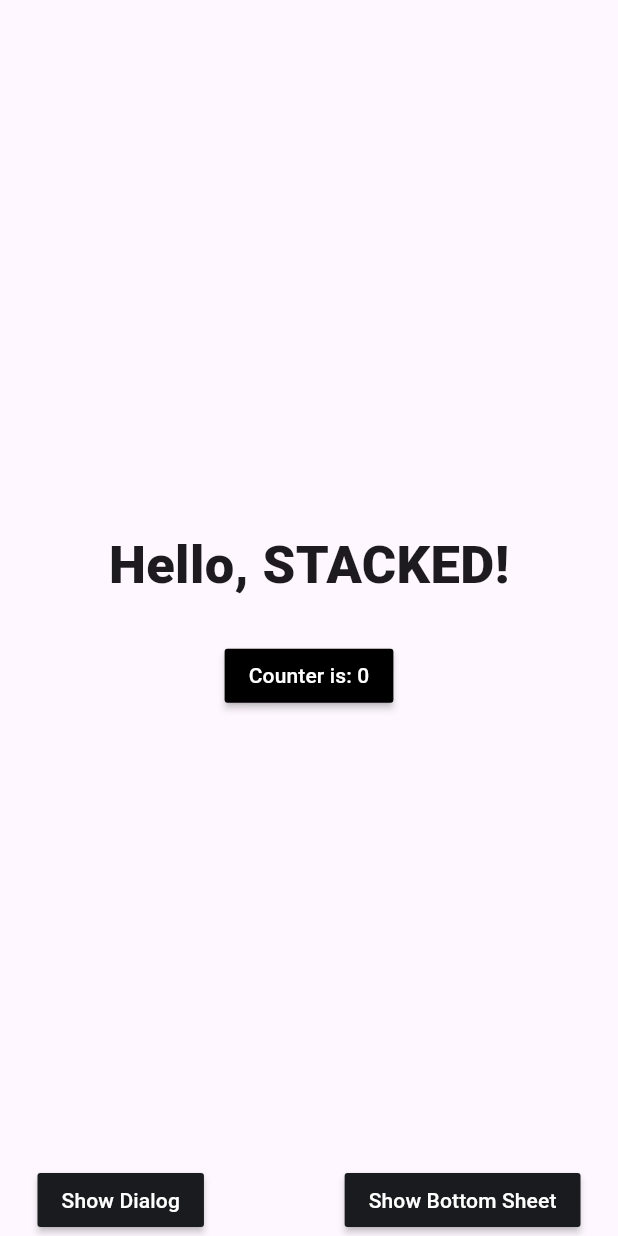
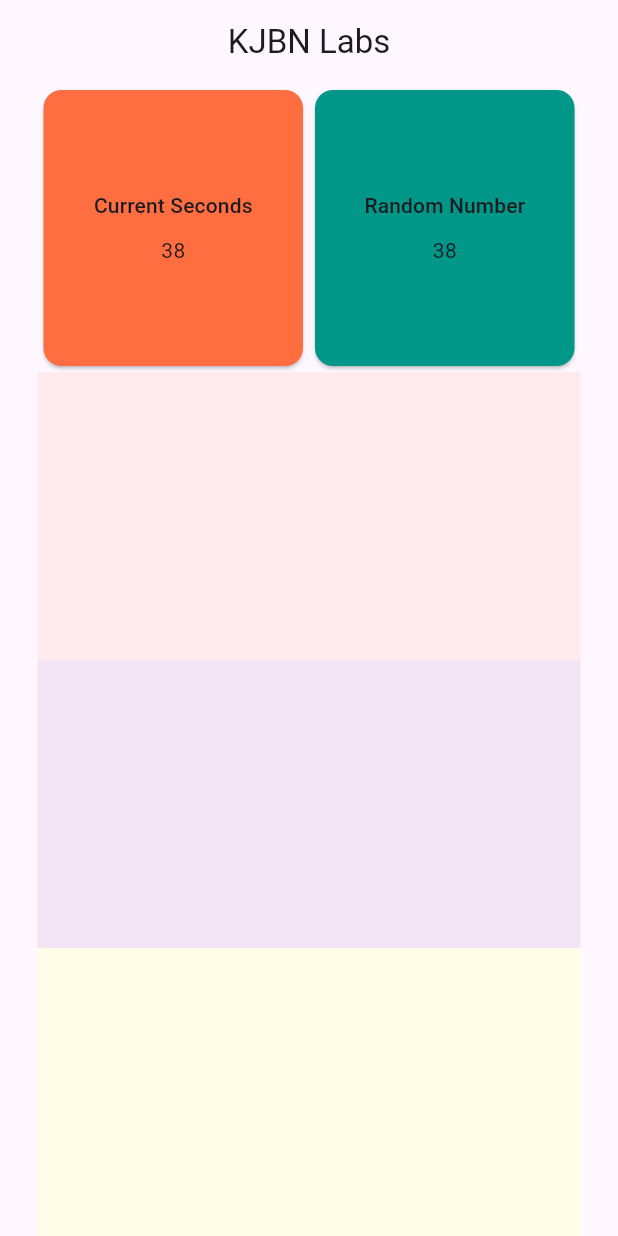
Before and after one commit to consciousmayank/kjbn_labs_codeing_problem_solution, a Flutter app: the screen it shows after launch, on a phone screen of 412 x 824 dp. Run offline on Flutter 3.47's test engine with Material 3 defaults, Android fonts, the phone set to English and light mode, and no system bars; our stand-ins replace stacked, stacked_services, stacked_shared.

Commit message:
Changes in this commit. 1. Code cleanup. 2. Added libraries, to be used in application.

```diff
--- a/lib/app/app.bottomsheets.dart
+++ /dev/null
@@ -1,25 +0,0 @@
-// GENERATED CODE - DO NOT MODIFY BY HAND
-
-// **************************************************************************
-// StackedBottomsheetGenerator
-// **************************************************************************
-
-import 'package:stacked_services/stacked_services.dart';
-
-import 'app.locator.dart';
-import '../ui/bottom_sheets/notice/notice_sheet.dart';
-
-enum BottomSheetType {
-  notice,
-}
-
-void setupBottomSheetUi() {
-  final bottomsheetService = locator<BottomSheetService>();
-
-  final Map<BottomSheetType, SheetBuilder> builders = {
-    BottomSheetType.notice: (context, request, completer) =>
-        NoticeSheet(request: request, completer: completer),
-  };
-
-  bottomsheetService.setCustomSheetBuilders(builders);
-}
--- a/lib/app/app.dialogs.dart
+++ /dev/null
@@ -1,25 +0,0 @@
-// GENERATED CODE - DO NOT MODIFY BY HAND
-
-// **************************************************************************
-// StackedDialogGenerator
-// **************************************************************************
-
-import 'package:stacked_services/stacked_services.dart';
-
-import 'app.locator.dart';
-import '../ui/dialogs/info_alert/info_alert_dialog.dart';
-
-enum DialogType {
-  infoAlert,
-}
-
-void setupDialogUi() {
-  final dialogService = locator<DialogService>();
-
-  final Map<DialogType, DialogBuilder> builders = {
-    DialogType.infoAlert: (context, request, completer) =>
-        InfoAlertDialog(request: request, completer: completer),
-  };
-
-  dialogService.registerCustomDialogBuilders(builders);
-}
--- a/lib/main.dart
+++ b/lib/main.dart
@@ -1,6 +1,4 @@
 import 'package:flutter/material.dart';
-import 'package:kjbn_labs/app/app.bottomsheets.dart';
-import 'package:kjbn_labs/app/app.dialogs.dart';
 import 'package:kjbn_labs/app/app.locator.dart';
 import 'package:kjbn_labs/app/app.router.dart';
 import 'package:stacked_services/stacked_services.dart';
@@ -8,8 +6,6 @@ import 'package:stacked_services/stacked_services.dart';
 Future<void> main() async {
   WidgetsFlutterBinding.ensureInitialized();
   await setupLocator();
-  setupDialogUi();
-  setupBottomSheetUi();
   runApp(const MainApp());
 }
 
--- a/lib/ui/bottom_sheets/notice/notice_sheet_model.dart
+++ /dev/null
@@ -1,3 +0,0 @@
-import 'package:stacked/stacked.dart';
-
-class NoticeSheetModel extends BaseViewModel {}
--- a/lib/ui/dialogs/info_alert/info_alert_dialog_model.dart
+++ /dev/null
@@ -1,3 +0,0 @@
-import 'package:stacked/stacked.dart';
-
-class InfoAlertDialogModel extends BaseViewModel {}
--- a/lib/ui/views/home/home_view.dart
+++ b/lib/ui/views/home/home_view.dart
@@ -1,7 +1,6 @@
 import 'package:flutter/material.dart';
+import 'package:kjbn_labs/ui/common/ui_helpers.dart';
 import 'package:stacked/stacked.dart';
-import 'package:kjbn_labs/ui/common/app_colors.dart';
-import 'package:kjbn_labs/ui/common/ui_helpers.dart';
 
 import 'home_viewmodel.dart';
 
@@ -14,63 +13,75 @@ class HomeView extends StackedView<HomeViewModel> {
     HomeViewModel viewModel,
     Widget? child,
   ) {
+    final widgetHeight = (screenHeight(context) -
+            kToolbarHeight -
+            MediaQuery.of(context).viewPadding.top) /
+        4;
+
     return Scaffold(
+      appBar: AppBar(
+        title: const Text('KJBN Labs'),
+        centerTitle: true,
+      ),
       body: SafeArea(
         child: Padding(
-          padding: const EdgeInsets.symmetric(horizontal: 25.0),
-          child: Center(
-            child: Column(
-              mainAxisSize: MainAxisSize.max,
-              mainAxisAlignment: MainAxisAlignment.spaceBetween,
-              children: [
-                verticalSpaceLarge,
-                Column(
+          padding: EdgeInsets.symmetric(horizontal: 25.0),
+          child: Column(
+            children: [
+              SizedBox(
+                height: widgetHeight,
+                child: Row(
                   children: [
-                    const Text(
-                      'Hello, STACKED!',
-                      style: TextStyle(
-                        fontSize: 35,
-                        fontWeight: FontWeight.w900,
+                    Expanded(
+                      child: Card(
+                        color: Colors.deepOrangeAccent,
+                        child: Column(
+                          mainAxisAlignment: MainAxisAlignment.center,
+                          children: [
+                            Text('Current Seconds', style: Theme.of(context).textTheme.labelLarge,),
+                            verticalSpaceSmall,
+                            Text('38')
+                          ],
+                        ),
                       ),
+                      flex: 1,
                     ),
-                    verticalSpaceMedium,
-                    MaterialButton(
-                      color: Colors.black,
-                      onPressed: viewModel.incrementCounter,
-                      child: Text(
-                        viewModel.counterLabel,
-                        style: const TextStyle(color: Colors.white),
+                    Expanded(
+                      child: Card(
+                        color: Colors.teal,
+                        child: Column(
+                          mainAxisAlignment: MainAxisAlignment.center,
+                          children: [
+                            Text('Random Number', style: Theme.of(context).textTheme.labelLarge,),
+                            verticalSpaceSmall,
+                            Text('38')
+                          ],
+                        ),
                       ),
+                      flex: 1,
                     ),
                   ],
                 ),
-                Row(
-                  mainAxisAlignment: MainAxisAlignment.spaceBetween,
-                  children: [
-                    MaterialButton(
-                      color: kcDarkGreyColor,
-                      onPressed: viewModel.showDialog,
-                      child: const Text(
-                        'Show Dialog',
-                        style: TextStyle(
-                          color: Colors.white,
-                        ),
-                      ),
-                    ),
-                    MaterialButton(
-                      color: kcDarkGreyColor,
-                      onPressed: viewModel.showBottomSheet,
-                      child: const Text(
-                        'Show Bottom Sheet',
-                        style: TextStyle(
-                          color: Colors.white,
-                        ),
-                      ),
-                    ),
-                  ],
-                )
-              ],
-            ),
+              ),
+              SizedBox(
+                height: widgetHeight,
+                child: Container(
+                  color: Colors.red.shade50,
+                ),
+              ),
+              SizedBox(
+                height: widgetHeight,
+                child: Container(
+                  color: Colors.purple.shade50,
+                ),
+              ),
+              SizedBox(
+                height: widgetHeight,
+                child: Container(
+                  color: Colors.yellow.shade50,
+                ),
+              ),
+            ],
           ),
         ),
       ),
--- a/lib/ui/views/home/home_viewmodel.dart
+++ b/lib/ui/views/home/home_viewmodel.dart
@@ -1,36 +1,5 @@
-import 'package:kjbn_labs/app/app.bottomsheets.dart';
-import 'package:kjbn_labs/app/app.dialogs.dart';
-import 'package:kjbn_labs/app/app.locator.dart';
-import 'package:kjbn_labs/ui/common/app_strings.dart';
 import 'package:stacked/stacked.dart';
-import 'package:stacked_services/stacked_services.dart';
 
 class HomeViewModel extends BaseViewModel {
-  final _dialogService = locator<DialogService>();
-  final _bottomSheetService = locator<BottomSheetService>();
 
-  String get counterLabel => 'Counter is: $_counter';
-
-  int _counter = 0;
-
-  void incrementCounter() {
-    _counter++;
-    rebuildUi();
-  }
-
-  void showDialog() {
-    _dialogService.showCustomDialog(
-      variant: DialogType.infoAlert,
-      title: 'Stacked Rocks!',
-      description: 'Give stacked $_counter stars on Github',
-    );
-  }
-
-  void showBottomSheet() {
-    _bottomSheetService.showCustomSheet(
-      variant: BottomSheetType.notice,
-      title: ksHomeBottomSheetTitle,
-      description: ksHomeBottomSheetDescription,
-    );
-  }
 }
```
Also changed, not shown: lib/app/app.dart (+3 -7 lines), lib/app/app.locator.dart (+6 -4 lines), lib/ui/bottom_sheets/notice/notice_sheet.dart (deleted, +0 -56 lines), lib/ui/dialogs/info_alert/info_alert_dialog.dart (deleted, +0 -108 lines), pubspec.yaml (+5 -2 lines), pubspec.lock, 8 other files.
